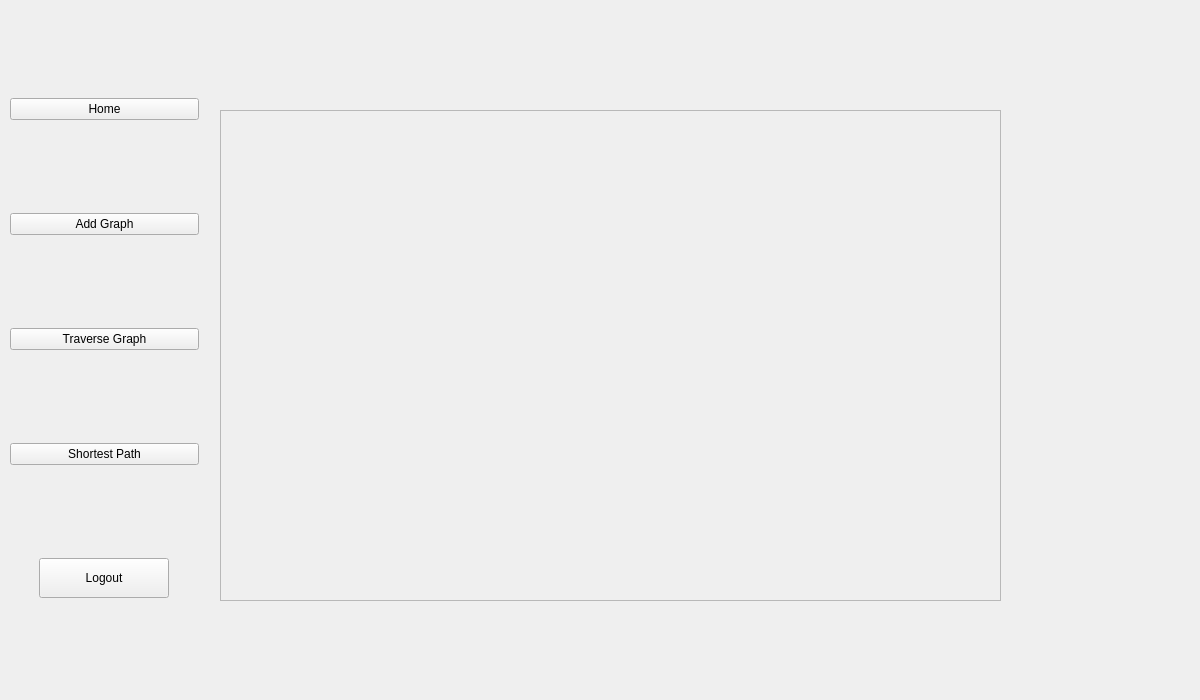
The window that USERLOGIN/USERLOGIN/HomePage.ui (bousyyasser/Mini_Waslny) describes before a commit, drawn with Qt 5.
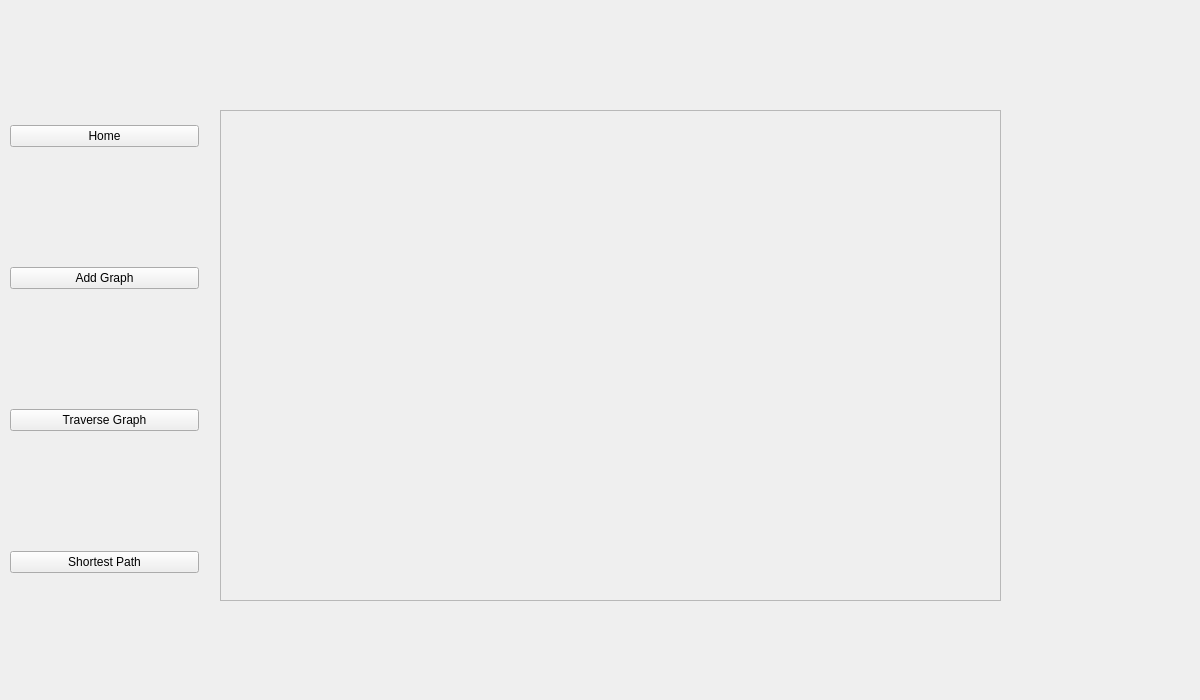
The same window after the commit. Icons and pictures are not drawn. Custom widgets are drawn as their Qt base class.

The edit to the form file:
```diff
--- a/USERLOGIN/USERLOGIN/HomePage.ui
+++ b/USERLOGIN/USERLOGIN/HomePage.ui
@@ -69,51 +69,6 @@
 <property name="leftMargin">
 	<number>0</number>
 </property>
-<item>
-	<spacer name="horizontalSpacer_left">
-		<property name="orientation">
-			<enum>Qt::Horizontal</enum>
-		</property>
-		<property name="sizeHint" stdset="0">
-			<size>
-				<width>40</width>
-				<height>20</height>
-			</size>
-		</property>
-	</spacer>
-</item>
-<item>
-	<widget class="QPushButton" name="logoutButton">
-		<property name="sizePolicy">
-			<sizepolicy hsizetype="Fixed" vsizetype="Fixed">
-				<horstretch>0</horstretch>
-				<verstretch>0</verstretch>
-			</sizepolicy>
-		</property>
-		<property name="minimumSize">
-			<size>
-				<width>130</width>
-				<height>40</height>
-			</size>
-		</property>
-		<property name="text">
-			<string>Logout</string>
-		</property>
-	</widget>
-</item>
-<item>
-	<spacer name="horizontalSpacer_right">
-		<property name="orientation">
-			<enum>Qt::Horizontal</enum>
-		</property>
-		<property name="sizeHint" stdset="0">
-			<size>
-				<width>40</width>
-				<height>20</height>
-			</size>
-		</property>
-	</spacer>
-</item>
 </layout>
 </item>
 </layout>
```
Left out of the diff: 24 changed lines with no effect on the pictures. Lines whose indentation alone changed are shown as unchanged.
